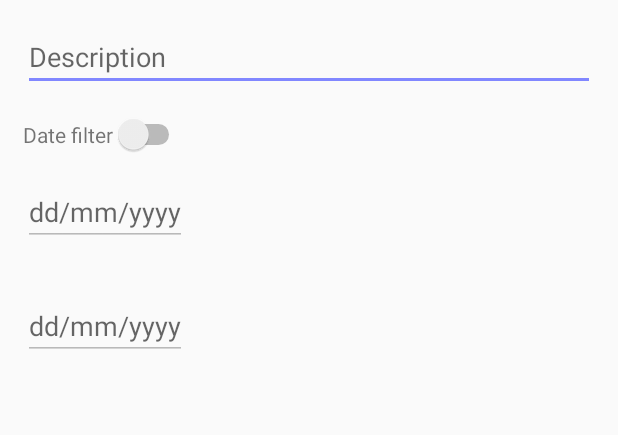
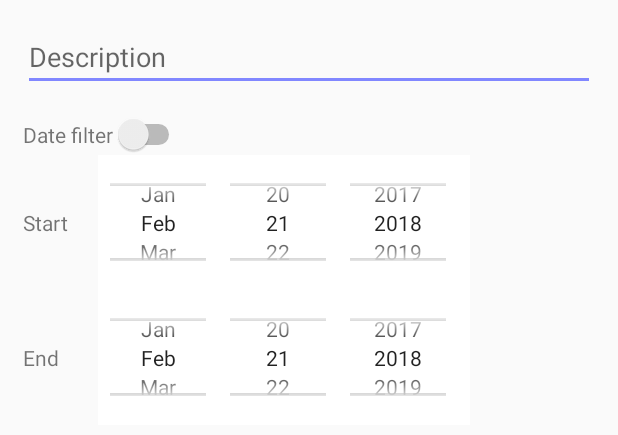
Before and after one commit to mayuelcuarto/Apptivities, an Android app: the layout dialog_search_actividad.xml on its own in the app's theme, with its tools: preview values and no code run, on a phone screen of 412 x 824 dp. Shown: the top 435 px of the screen. Run offline under Robolectric (Android 15) with nearby library versions, the phone set to English and light mode, and no system bars.

Commit message:
Cambio en Búsqueda de Actividades
Cambio de EditText por DatePicker en Dialog de búsqueda de actividades.

```diff
--- a/app/src/main/java/com/cristhian/apptivities/Activitites/ActividadActivity.java
+++ b/app/src/main/java/com/cristhian/apptivities/Activitites/ActividadActivity.java
@@ -13,6 +13,7 @@ import android.view.ContextMenu;
 import android.view.LayoutInflater;
 import android.view.Menu;
 import android.view.MenuItem;
+import android.view.MotionEvent;
 import android.view.View;
 import android.widget.AdapterView;
 import android.widget.CompoundButton;
@@ -371,11 +372,11 @@ public class ActividadActivity extends AppCompatActivity implements RealmChangeL
 
         final EditText inputDescripcion = (EditText) viewInflated.findViewById(R.id.editTextSearchDescription);
 
-        final EditText inputActividadFechaIni = (EditText) viewInflated.findViewById(R.id.editTextSearchActividadFechaIni);
-        inputActividadFechaIni.addTextChangedListener(new MaskWatcher("##/##/####"));
+        final DatePicker inputActividadFechaIni = (DatePicker) viewInflated.findViewById(R.id.datePickerSearchFechaIni);
+        inputActividadFechaIni.setEnabled(false);
 
-        final EditText inputActividadFechaFin = (EditText) viewInflated.findViewById(R.id.editTextSearchActividadFechaFin);
-        inputActividadFechaFin.addTextChangedListener(new MaskWatcher("##/##/####"));
+        final DatePicker inputActividadFechaFin = (DatePicker) viewInflated.findViewById(R.id.datePickerSearchFechaFin);
+        inputActividadFechaFin.setEnabled(false);
 
         final Switch switchFechas = (Switch) viewInflated.findViewById(R.id.switchSearch);
         switchFechas.setOnCheckedChangeListener(new CompoundButton.OnCheckedChangeListener() {
@@ -384,9 +385,6 @@ public class ActividadActivity extends AppCompatActivity implements RealmChangeL
                 if(isChecked){
                     inputActividadFechaIni.setEnabled(true);
                     inputActividadFechaFin.setEnabled(true);
-
-                    inputActividadFechaIni.setText(aux.dateToString(new Date(), formatoSimple));
-                    inputActividadFechaFin.setText(aux.dateToString(new Date(), formatoSimple));
 
                     inputActividadFechaIni.requestFocus();
                 }else{
@@ -403,8 +401,8 @@ public class ActividadActivity extends AppCompatActivity implements RealmChangeL
                     public void onClick(DialogInterface dialog, int which) {
                  String actividadDescripcion = inputDescripcion.getText().toString().trim();
 
-                 String actividadFechaIni = inputActividadFechaIni.getText().toString().trim() + " 00:00";
-                 String actividadFechaFin = inputActividadFechaFin.getText().toString().trim() + " 23:59";
+                 String actividadFechaIni =  inputActividadFechaIni.getDayOfMonth() + "/" + (inputActividadFechaIni.getMonth()+1) + "/" + inputActividadFechaIni.getYear() + " 00:00";
+                 String actividadFechaFin = inputActividadFechaFin.getDayOfMonth() + "/" + (inputActividadFechaFin.getMonth()+1) + "/" + inputActividadFechaFin.getYear() + " 23:59";
                  Date fechaIniTemp = aux.stringToDate(actividadFechaIni, formatoComplejo);
                  Date fechaFinTemp = aux.stringToDate(actividadFechaFin, formatoComplejo);
                  if(actividadDescripcion.length()==0){
--- a/app/src/main/res/layout/dialog_search_actividad.xml
+++ b/app/src/main/res/layout/dialog_search_actividad.xml
@@ -33,25 +33,45 @@
             android:checked="false" />
     </LinearLayout>
 
-    <EditText
-        android:id="@+id/editTextSearchActividadFechaIni"
+    <LinearLayout
         android:layout_width="wrap_content"
-        android:layout_height="wrap_content"
-        android:layout_margin="15dp"
-        android:maxLength="10"
-        android:layout_gravity="left"
-        android:hint="dd/mm/yyyy"
-        android:inputType="date"
-        android:enabled="false"/>
+        android:layout_height="90dp"
+        android:layout_marginLeft="15dp"
+        android:layout_marginRight="15dp"
+        android:orientation="horizontal">
 
-    <EditText
-        android:id="@+id/editTextSearchActividadFechaFin"
+        <TextView
+            android:layout_width="50dp"
+            android:layout_height="wrap_content"
+            android:text="@string/search_activity_fechaIni_label"
+            android:layout_gravity="center" />
+
+        <DatePicker
+            android:id="@+id/datePickerSearchFechaIni"
+            android:layout_width="wrap_content"
+            android:layout_height="wrap_content"
+            android:datePickerMode="spinner"
+            style="@style/MyDatePickerWidgetStyle"></DatePicker>
+    </LinearLayout>
+
+    <LinearLayout
         android:layout_width="wrap_content"
-        android:layout_height="wrap_content"
-        android:layout_margin="15dp"
-        android:maxLength="10"
-        android:layout_gravity="left"
-        android:hint="dd/mm/yyyy"
-        android:inputType="date"
-        android:enabled="false"/>
+        android:layout_height="90dp"
+        android:layout_marginLeft="15dp"
+        android:layout_marginRight="15dp"
+        android:orientation="horizontal">
+
+        <TextView
+            android:layout_width="50dp"
+            android:layout_height="wrap_content"
+            android:text="@string/search_activity_fechaFin_label"
+            android:layout_gravity="center"/>
+
+        <DatePicker
+            android:id="@+id/datePickerSearchFechaFin"
+            android:layout_width="wrap_content"
+            android:layout_height="wrap_content"
+            android:datePickerMode="spinner"
+            style="@style/MyDatePickerWidgetStyle"></DatePicker>
+    </LinearLayout>
 </LinearLayout>
--- a/app/src/main/res/values/strings.xml
+++ b/app/src/main/res/values/strings.xml
@@ -50,6 +50,8 @@
     <string name="search_activity_switch_message">Date filter</string>
     <string name="search_activity_title_mod">Search Mode</string>
     <string name="search_activity_dialog_positive_button">Search</string>
+    <string name="search_activity_fechaIni_label">Start</string>
+    <string name="search_activity_fechaFin_label">End</string>
 
     <string name="edit_category_dialog_title">Edit Category</string>
     <string name="edit_category_dialog_message">Modify the Category</string>
--- a/app/src/main/res/values/styles.xml
+++ b/app/src/main/res/values/styles.xml
@@ -14,4 +14,12 @@
         <item name="android:padding">0dp</item>
         <item name="android:layout_margin">0dp</item>
     </style>
+
+    <style name="MyDatePickerWidgetStyle" parent="@android:style/Widget.Material.DatePicker">
+        <item name="android:background">#ffffff</item>
+        <item name="android:textSize">10dp</item>
+        <item name="android:padding">0dp</item>
+        <item name="android:layout_margin">0dp</item>
+        <item name="android:calendarViewShown">false</item>
+    </style>
 </resources>
```
Also changed, not shown: 1 other file.
